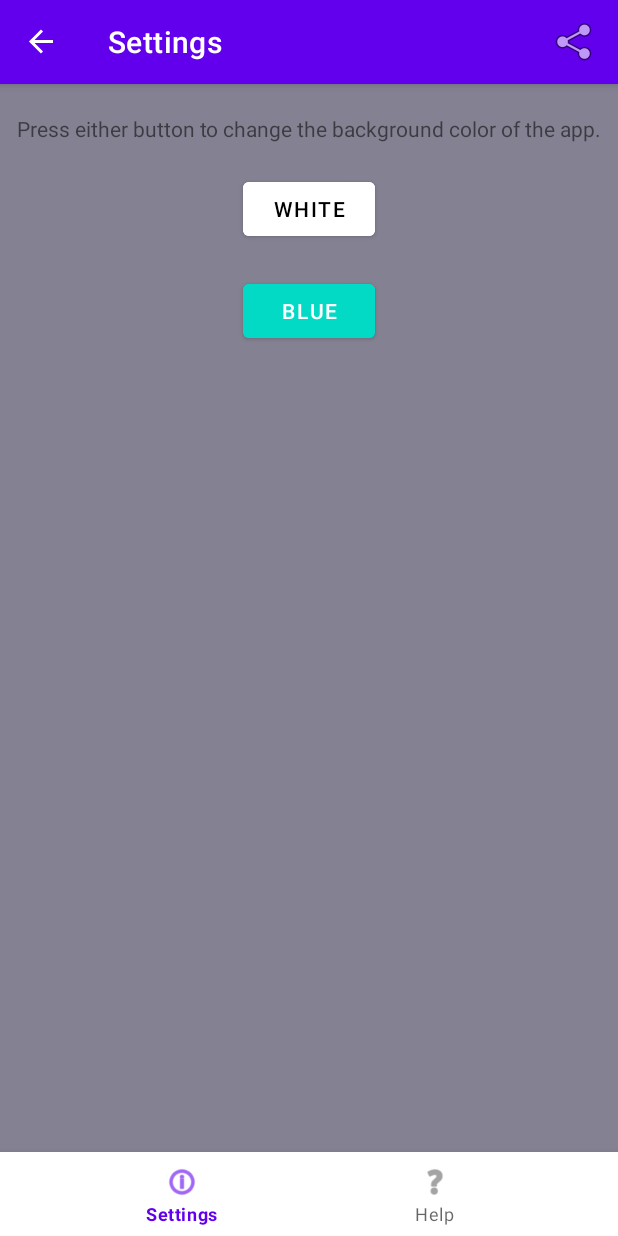
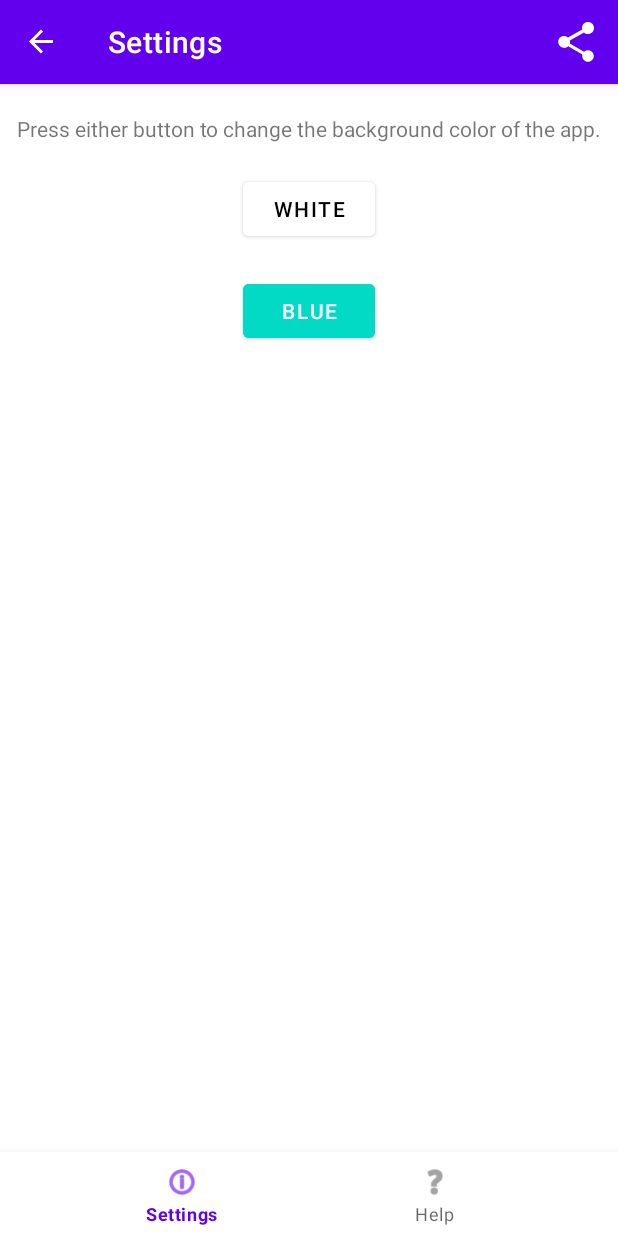
Before and after one commit to GlennBuyce/Assignment_3, an Android app: the settingsFragment screen opened through its navigation route, after a tap on "WHITE", on a phone screen of 412 x 824 dp. Run offline under Robolectric (Android 15) with nearby library versions, the phone set to English and light mode, and no system bars; our stand-ins replace navigation-ui.

Commit message:
Assignment 3

```diff
--- a/app/src/main/java/com/example/assignment3/settingsFragment.kt
+++ b/app/src/main/java/com/example/assignment3/settingsFragment.kt
@@ -1,8 +1,10 @@
 package com.example.assignment3
 
 import android.annotation.SuppressLint
+import android.graphics.Color
 import android.os.Bundle
 import androidx.fragment.app.Fragment
+import androidx.fragment.app.FragmentManager
 import android.view.LayoutInflater
 import android.view.View
 import android.view.ViewGroup
@@ -13,24 +15,39 @@ class settingsFragment : Fragment() {
     private var _binding: FragmentSettingsBinding? = null
     private val binding get() = _binding!!
 
-    @SuppressLint("ResourceAsColor")
+
     override fun onCreateView(
         inflater: LayoutInflater, container: ViewGroup?,
         savedInstanceState: Bundle?
     ): View? {
         // Inflate the layout for this fragment
-
         _binding = FragmentSettingsBinding.inflate(inflater, container, false)
 
+        return binding.root
+    }
+
+    @SuppressLint("ResourceAsColor")
+    override fun onViewCreated(view: View, savedInstanceState: Bundle?) {
+        super.onViewCreated(view, savedInstanceState)
+
         _binding!!.whiteButton.setOnClickListener {
-            binding.root.setBackgroundColor(R.color.white)
+            val fragmentManager = requireActivity().supportFragmentManager
+            val fragments = fragmentManager.fragments
+
+            for (fragment in fragments) {
+                binding.root.setBackgroundColor(Color.WHITE) // Change the color to any desired color
+            }
         }
 
         _binding!!.blueButton.setOnClickListener {
-            binding.root.setBackgroundColor(R.color.teal_200)
+            val fragmentManager = requireActivity().supportFragmentManager
+            val fragments = fragmentManager.fragments
+
+            for (fragment in fragments) {
+                binding.root.setBackgroundColor(Color.BLUE) // Change the color to any desired color
+            }
         }
 
-        return binding.root
     }
     override fun onDestroyView() {
         super.onDestroyView()
--- a/app/src/main/res/menu/menu_toolbar.xml
+++ b/app/src/main/res/menu/menu_toolbar.xml
@@ -6,6 +6,7 @@
         android:id="@+id/shareFragment"
         android:icon="@android:drawable/ic_menu_share"
         android:title="Share"
-        app:showAsAction="always" />
+        app:showAsAction="always"
+        app:actionProviderClass="androidx.appcompat.widget.ShareActionProvider" />
 
 </menu>
```
Also changed, not shown: app/src/main/java/com/example/assignment3/MainActivity.kt (+17 -1 lines).
